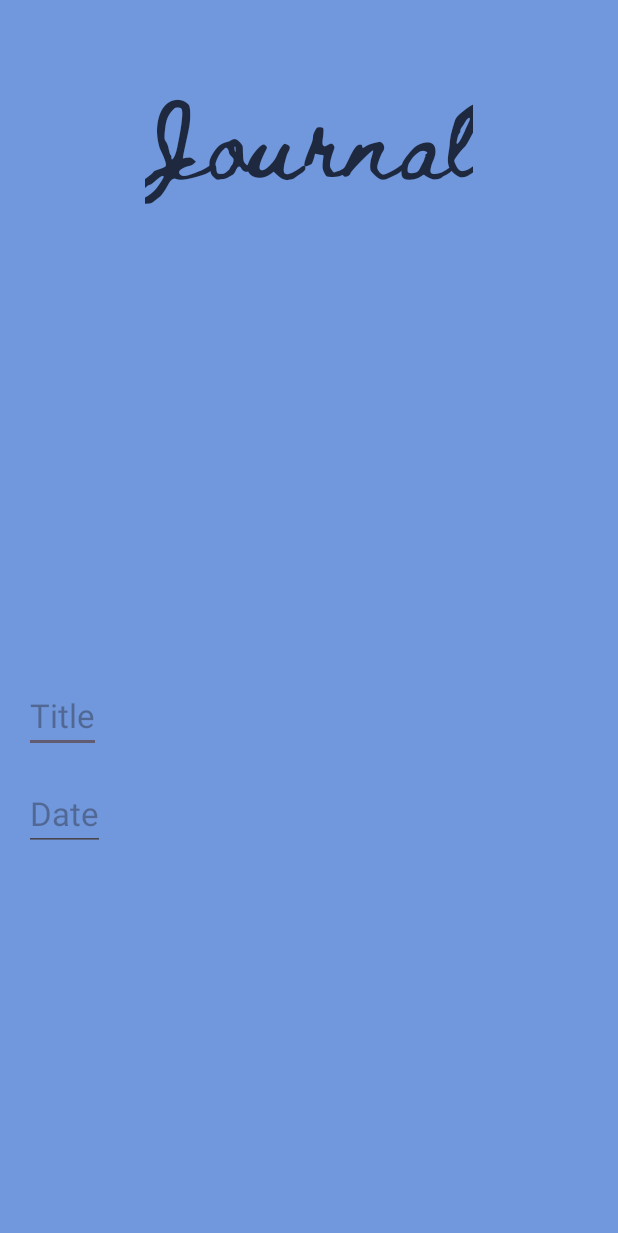
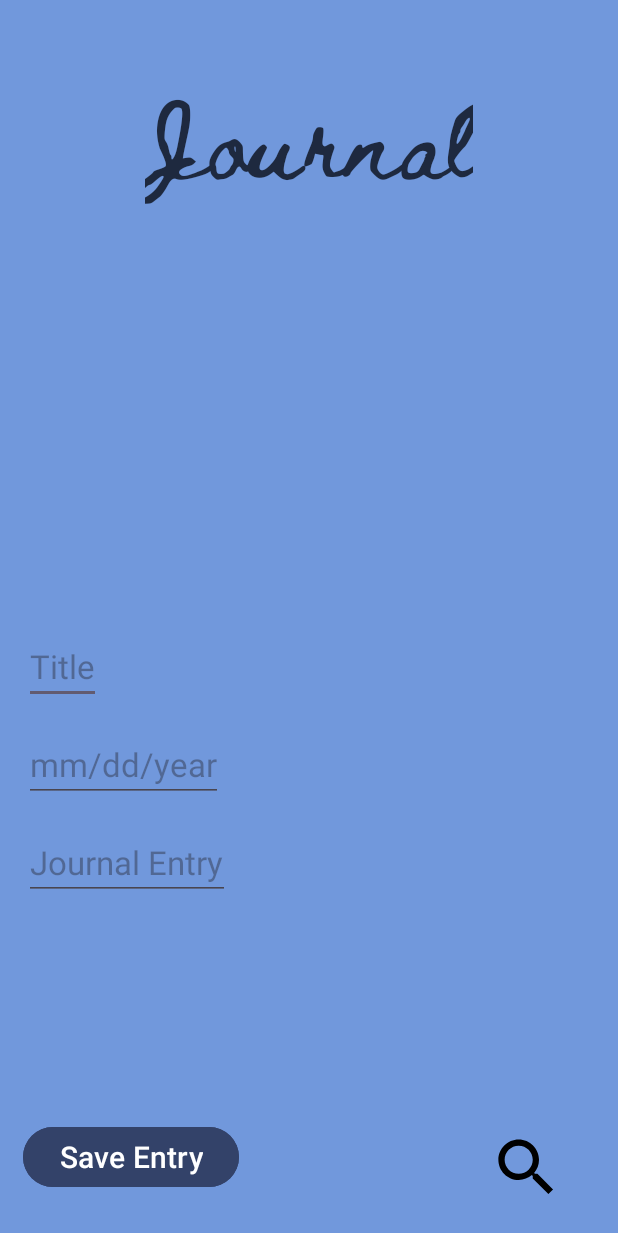
Before and after one commit to aavery0506/MADFinalApp, an Android app: the Journal screen opened directly, with no data from a screen before it, on a phone screen of 412 x 824 dp. Shown: the top 1233 px of the screen. Run offline under Robolectric (Android 15) with nearby library versions, the phone set to English and light mode, and no system bars.

Commit message:
working on Journal UI

```diff
--- a/app/src/main/java/com/example/selfcareapp/Journal.java
+++ b/app/src/main/java/com/example/selfcareapp/Journal.java
@@ -1,24 +1,43 @@
 package com.example.selfcareapp;
 
 import android.os.Bundle;
+import android.view.View;
 
 import androidx.activity.EdgeToEdge;
 import androidx.appcompat.app.AppCompatActivity;
 import androidx.core.graphics.Insets;
 import androidx.core.view.ViewCompat;
 import androidx.core.view.WindowInsetsCompat;
+import androidx.recyclerview.widget.LinearLayoutManager;
+
+import com.example.selfcareapp.databinding.ActivityJournalBinding;
+
+import java.util.ArrayList;
 
 public class Journal extends AppCompatActivity {
+    ActivityJournalBinding binding;
+    private ArrayList<JournalModel> journalList;
 
     @Override
     protected void onCreate(Bundle savedInstanceState) {
         super.onCreate(savedInstanceState);
         EdgeToEdge.enable(this);
-        setContentView(R.layout.activity_journal);
+        //setContentView(R.layout.activity_journal);
+        binding = ActivityJournalBinding.inflate(getLayoutInflater());
+        View view = binding.getRoot();
+        setContentView(view);
+
         ViewCompat.setOnApplyWindowInsetsListener(findViewById(R.id.main), (v, insets) -> {
             Insets systemBars = insets.getInsets(WindowInsetsCompat.Type.systemBars());
             v.setPadding(systemBars.left, systemBars.top, systemBars.right, systemBars.bottom);
             return insets;
         });
     }
+
+    private void setAdapter(){
+        layoutManager= new LinearLayoutManager(this);
+        binding.HomeRView.setLayoutManager(layoutManager);
+        adapter = new HomeRecyclerAdapter();
+        binding.HomeRView.setAdapter(adapter);
+    }
 }
--- a/app/src/main/java/com/example/selfcareapp/LoginScreen.java
+++ b/app/src/main/java/com/example/selfcareapp/LoginScreen.java
@@ -26,6 +26,8 @@ public class LoginScreen extends AppCompatActivity {
     ActivityLoginScreenBinding binding;
 
     String name, email, password;
+
+
 
     DatabaseReference databaseReference;
     @Override
--- /dev/null
+++ b/app/src/main/res/drawable/baseline_search_24.xml
@@ -0,0 +1,5 @@
+<vector xmlns:android="http://schemas.android.com/apk/res/android" android:height="24dp" android:tint="#000000" android:viewportHeight="24" android:viewportWidth="24" android:width="24dp">
+
+    <path android:fillColor="@android:color/white" android:pathData="M15.5,14h-0.79l-0.28,-0.27C15.41,12.59 16,11.11 16,9.5 16,5.91 13.09,3 9.5,3S3,5.91 3,9.5 5.91,16 9.5,16c1.61,0 3.09,-0.59 4.23,-1.57l0.27,0.28v0.79l5,4.99L20.49,19l-4.99,-5zM9.5,14C7.01,14 5,11.99 5,9.5S7.01,5 9.5,5 14,7.01 14,9.5 11.99,14 9.5,14z"/>
+
+</vector>
--- a/app/src/main/res/layout/activity_journal.xml
+++ b/app/src/main/res/layout/activity_journal.xml
@@ -13,6 +13,7 @@
         android:layout_width="wrap_content"
         android:layout_height="wrap_content"
         android:fontFamily="@font/beth_ellen"
+        android:gravity="center"
         android:paddingTop="20dp"
         android:text="Journal"
         android:textColor="@color/DarkestBlue"
@@ -46,6 +47,7 @@
             android:layout_marginStart="16dp"
             android:layout_marginTop="30dp"
             android:hint="Title"
+            android:inputType="text"
             android:textAppearance="@style/TextAppearance.AppCompat.Large"
             android:textColor="@color/DarkestBlue"
             app:layout_constraintStart_toStartOf="parent"
@@ -57,16 +59,57 @@
             android:layout_height="wrap_content"
             android:layout_marginStart="16dp"
             android:layout_marginTop="15dp"
-            android:hint="Date"
+            android:hint="mm/dd/year"
+            android:inputType="date"
             android:textAppearance="@style/TextAppearance.AppCompat.Large"
             android:textColor="@color/DarkestBlue"
             app:layout_constraintStart_toStartOf="parent"
-            app:layout_constraintTop_toTopOf="@id/guideline"/>
+            app:layout_constraintTop_toTopOf="@id/guideline" />
+
+        <EditText
+            android:id="@+id/et_entry_journal"
+            android:layout_width="wrap_content"
+            android:layout_height="wrap_content"
+            android:layout_marginStart="16dp"
+            android:layout_marginTop="15dp"
+            android:hint="Journal Entry"
+            android:inputType="textMultiLine"
+            android:textAppearance="@style/TextAppearance.AppCompat.Large"
+            android:textColor="@color/DarkestBlue"
+            app:layout_constraintStart_toStartOf="parent"
+            app:layout_constraintTop_toTopOf="@id/guideline" />
 
     </LinearLayout>
 
+    <Button
+        android:id="@+id/button"
+        android:layout_width="wrap_content"
+        android:layout_height="wrap_content"
+        android:layout_marginTop="138dp"
+        android:layout_weight="1"
+        android:backgroundTint="@color/DarkBlue"
+        android:gravity="center"
+        android:text="Save Entry"
+        android:textColor="@color/white"
+        android:textSize="20sp"
+        android:textStyle="normal"
+        app:layout_constraintBottom_toBottomOf="parent"
+        app:layout_constraintStart_toStartOf="parent"
+        app:layout_constraintTop_toBottomOf="@+id/ll_journal"
+        android:layout_marginBottom="20dp"
+        android:layout_marginStart="15dp"/>
 
-
+    <ImageView
+        android:id="@+id/imageView"
+        android:layout_width="50dp"
+        android:layout_height="50dp"
+        android:layout_marginEnd="36dp"
+        android:baselineAlignBottom="true"
+        app:layout_constraintBottom_toBottomOf="parent"
+        app:layout_constraintEnd_toEndOf="parent"
+        app:layout_constraintTop_toBottomOf="@+id/ll_journal"
+        app:layout_constraintVertical_bias="0.882"
+        app:srcCompat="@drawable/baseline_search_24" />
 
 
 </androidx.constraintlayout.widget.ConstraintLayout>
```
Also changed, not shown: app/src/main/java/com/example/selfcareapp/HomeRecyclerAdapter.java (+27 -1 lines), app/src/main/java/com/example/selfcareapp/HomeScreen.java (+11 -5 lines), app/src/main/java/com/example/selfcareapp/JournalModel.java (added, +38 -0 lines), app/src/main/res/drawable/recyclerview_bg.xml (added, +11 -0 lines), app/src/main/res/layout/activity_login_screen.xml (+14 -11 lines).
